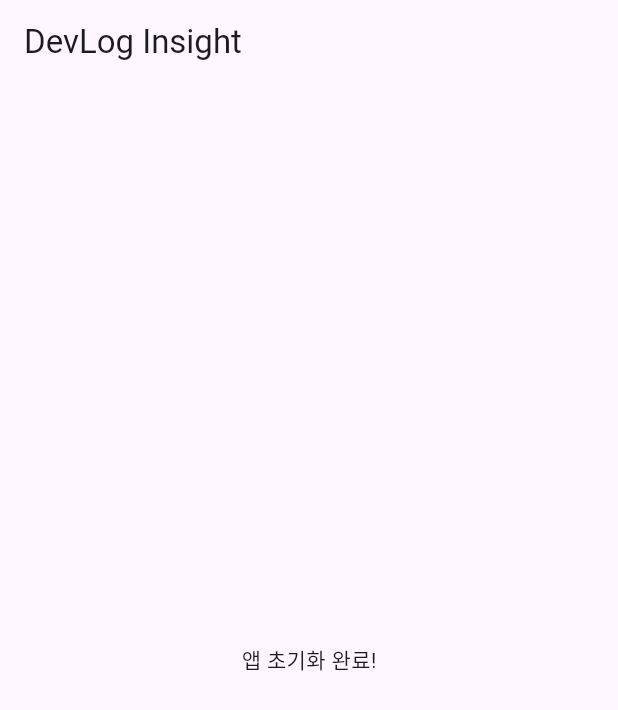
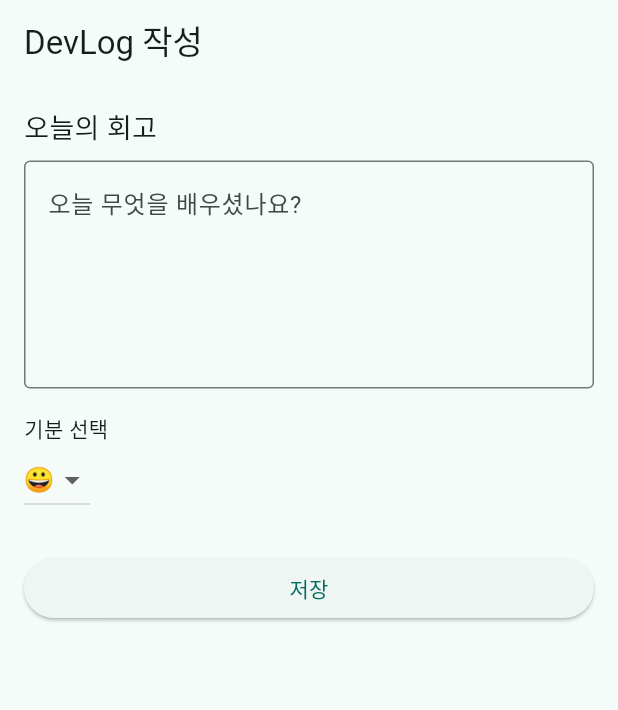
Before and after one commit to eastsunshinee/devlog_insight, a Flutter app: the screen it shows after launch, on a phone screen of 412 x 824 dp. Shown: the top 710 px of the screen. Run offline on Flutter 3.47's test engine with Material 3 defaults, Android fonts, the phone set to English and light mode, and no system bars; our stand-ins replace flutter_riverpod, hive, hive_flutter; accounts and stored records are empty.

Commit message:
feat: 입력화면 구성 및 저장 연동

```diff
--- a/lib/main.dart
+++ b/lib/main.dart
@@ -2,6 +2,7 @@
 import 'package:flutter_riverpod/flutter_riverpod.dart';
 import 'package:hive_flutter/hive_flutter.dart';
 import 'package:devlog_insight/data/models/dev_log_model.dart';
+import 'package:devlog_insight/presentation/screens/log_input_screen.dart';
 
 void main() async {
 	WidgetsFlutterBinding.ensureInitialized();
@@ -20,7 +21,7 @@
   @override
   Widget build(BuildContext context) {
     return MaterialApp(
-      title: 'Flutter Demo',
+      title: 'DevLog Insight',
       theme: ThemeData(
         // This is the theme of your application.
         //
@@ -37,12 +38,14 @@
         //
         // This works for code too, not just values: Most code changes can be
         // tested with just a hot reload.
-        colorScheme: ColorScheme.fromSeed(seedColor: Colors.deepPurple),
+        useMaterial3: true,
+        colorScheme: ColorScheme.fromSeed(seedColor: Colors.teal),
       ),
-      home: Scaffold(
-        appBar: AppBar(title: const Text('DevLog Insight')),
-        body: const Center(child: Text('앱 초기화 완료!')),
-      ),
+    //   home: Scaffold(
+    //     appBar: AppBar(title: const Text('DevLog Insight')),
+    //     body: const Center(child: Text('앱 초기화 완료!')),
+    //   ),
+      home: const LogInputScreen(),
     );
   }
 }
--- /dev/null
+++ b/lib/presentation/screens/log_input_screen.dart
@@ -0,0 +1,91 @@
+import 'package:flutter/material.dart';
+import 'package:flutter_riverpod/flutter_riverpod.dart';
+import 'package:devlog_insight/presentation/viewmodels/log_view_model.dart';
+
+class LogInputScreen extends ConsumerStatefulWidget {
+	const LogInputScreen({super.key});
+
+	@override
+	ConsumerState<LogInputScreen> createState() => _LogInputScreenState();
+}
+
+class _LogInputScreenState extends ConsumerState<LogInputScreen> {
+	final TextEditingController _messageController = TextEditingController();
+	String _selectedMood = '😀';
+	final List<String> _moodOptions = ['😀', '😐', '😢', '🔥', '🥱'];
+
+	@override
+	void dispose() {
+		_messageController.dispose();
+		super.dispose();
+	}
+
+	Future<void> _saveLog() async {
+		final message = _messageController.text.trim();
+		if (message.isEmpty) return;
+
+		await ref.read(logViewModelProvider).save(
+			message,
+			_selectedMood,
+			[], // 아직 태그는 없음
+		);
+
+		_messageController.clear();
+		ScaffoldMessenger.of(context).showSnackBar(
+			const SnackBar(content: Text('저장 완료!')),
+		);
+	}
+
+	@override
+	Widget build(BuildContext context) {
+		return Scaffold(
+			appBar: AppBar(
+				title: const Text('DevLog 작성'),
+			),
+			body: Padding(
+				padding: const EdgeInsets.all(16.0),
+				child: Column(
+					crossAxisAlignment: CrossAxisAlignment.start,
+					children: [
+						const Text('오늘의 회고', style: TextStyle(fontSize: 18)),
+						const SizedBox(height: 8),
+						TextField(
+							controller: _messageController,
+							maxLines: 5,
+							decoration: const InputDecoration(
+								border: OutlineInputBorder(),
+								hintText: '오늘 무엇을 배우셨나요?',
+							),
+						),
+						const SizedBox(height: 16),
+						const Text('기분 선택'),
+						DropdownButton<String>(
+							value: _selectedMood,
+							items: _moodOptions.map((String mood) {
+								return DropdownMenuItem<String>(
+									value: mood,
+									child: Text(mood),
+								);
+							}).toList(),
+							onChanged: (String? newValue) {
+								if (newValue != null) {
+									setState(() {
+										_selectedMood = newValue;
+									});
+								}
+							},
+						),
+						const SizedBox(height: 24),
+						SizedBox(
+							width: double.infinity,
+							child: ElevatedButton(
+								onPressed: _saveLog,
+								child: const Text('저장'),
+							),
+						),
+					],
+				),
+			),
+		);
+	}
+}
```
Also changed, not shown: 2 other files.
